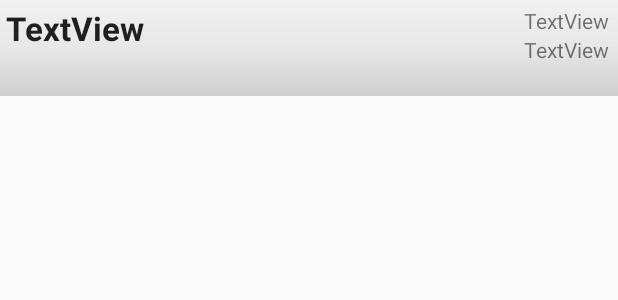
After one commit to robalascott/serverdevelopment, an Android app: the layout todoitems.xml on its own in the app's theme, with its tools: preview values and no code run, on a phone screen of 412 x 824 dp. The commit adds this screen. Shown: the top 300 px of the screen. Run offline under Robolectric (Android 15) with nearby library versions, the phone set to English and light mode, and no system bars.

Commit message:
list basic

```diff
--- /dev/null
+++ b/todoapp/app/src/main/res/drawable/border.xml
@@ -0,0 +1,11 @@
+<?xml version="1.0" encoding="utf-8"?>
+<shape xmlns:android="http://schemas.android.com/apk/res/android"
+    android:shape="rectangle">
+
+     <gradient
+    android:startColor="#f1f1f2"
+    android:centerColor="#e7e7e8"
+    android:endColor="#cfcfcf"
+    android:angle="270" />
+        />
+</shape>
--- a/todoapp/app/src/main/res/layout/activity_todo.xml
+++ b/todoapp/app/src/main/res/layout/activity_todo.xml
@@ -5,6 +5,7 @@
     android:layout_width="match_parent"
     android:layout_height="match_parent"
     android:fitsSystemWindows="true"
+    android:background="@drawable/border"
     tools:context="com.kth.todoapp.todoapp.TodoActivity">
 
     <android.support.design.widget.AppBarLayout
--- a/todoapp/app/src/main/res/layout/activity_todo_add.xml
+++ b/todoapp/app/src/main/res/layout/activity_todo_add.xml
@@ -5,6 +5,7 @@
     android:layout_width="match_parent"
     android:layout_height="match_parent"
     android:fitsSystemWindows="true"
+    android:background="@drawable/border"
     tools:context="com.kth.todoapp.todoapp.TodoAddActivity">
 
     <android.support.design.widget.AppBarLayout
--- /dev/null
+++ b/todoapp/app/src/main/res/layout/todoitems.xml
@@ -0,0 +1,50 @@
+<?xml version="1.0" encoding="utf-8"?>
+<LinearLayout xmlns:android="http://schemas.android.com/apk/res/android"
+    android:layout_width="match_parent"
+    android:focusable="true"
+    android:paddingLeft="4dp"
+    android:paddingRight="4dp"
+    android:paddingTop="4dp"
+    android:paddingBottom="4dp"
+    android:orientation="horizontal"
+    android:background="@drawable/border"
+    android:layout_height="?android:attr/listPreferredItemHeight">
+
+    <TextView
+        android:text="TextView"
+        android:layout_width="wrap_content"
+        android:layout_height="wrap_content"
+        android:textStyle="bold"
+        android:textAppearance="?android:attr/textAppearanceLarge"
+        android:layout_alignParentTop="true"
+        android:layout_marginRight="2dp"
+        android:id="@+id/messageTextView"
+        android:layout_gravity="right"
+        android:layout_weight="1" />
+        />
+    <LinearLayout
+        android:layout_width="wrap_content"
+        android:layout_height="wrap_content"
+        android:layout_alignParentRight="true"
+        android:orientation="vertical"
+        android:gravity="right"
+        android:layout_weight="1" >
+    <TextView
+        android:text="TextView"
+        android:layout_width="wrap_content"
+        android:layout_height="wrap_content"
+        android:layout_marginRight="2dp"
+        android:id="@+id/ownerTextView"
+        android:textAppearance="?android:attr/textAppearanceSmall"
+        android:layout_weight="1" />
+    <TextView
+        android:text="TextView"
+        android:layout_width="wrap_content"
+        android:layout_height="wrap_content"
+        android:layout_marginRight="2dp"
+        android:id="@+id/dateTextView"
+        android:layout_below="@+id/ownerTextView"
+        android:textAppearance="?android:attr/textAppearanceSmall"
+        android:layout_weight="1" />
+    </LinearLayout>
+</LinearLayout>
```
Also changed, not shown: todoapp/app/src/main/java/com/kth/todoapp/todoapp/TodoActivity.java (+56 -38 lines), todoapp/app/src/main/java/com/kth/todoapp/todoapp/TodoAdapter.java (added, +76 -0 lines).
